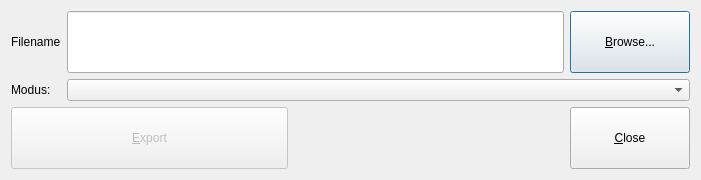
Old version of the form src/gui/src/ExportMidiDialog_UI.ui in the repository hydrogen-music/hydrogen.
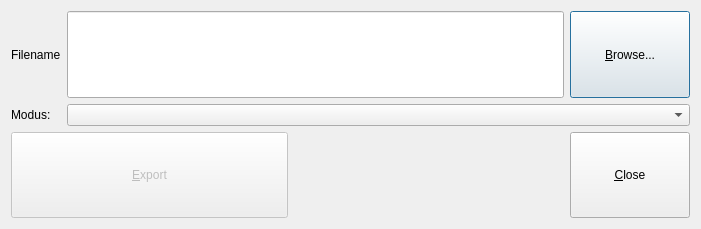
New version of the form.

Diff of the .ui file:
```diff
--- a/src/gui/src/ExportMidiDialog_UI.ui
+++ b/src/gui/src/ExportMidiDialog_UI.ui
@@ -10,7 +10,7 @@
     <x>0</x>
     <y>0</y>
     <width>701</width>
-    <height>180</height>
+    <height>229</height>
    </rect>
   </property>
   <property name="sizePolicy">
@@ -73,8 +73,8 @@
            </property>
            <property name="minimumSize">
             <size>
-             <width>0</width>
-             <height>0</height>
+             <width>485</width>
+             <height>21</height>
             </size>
            </property>
            <property name="readOnly">
```
